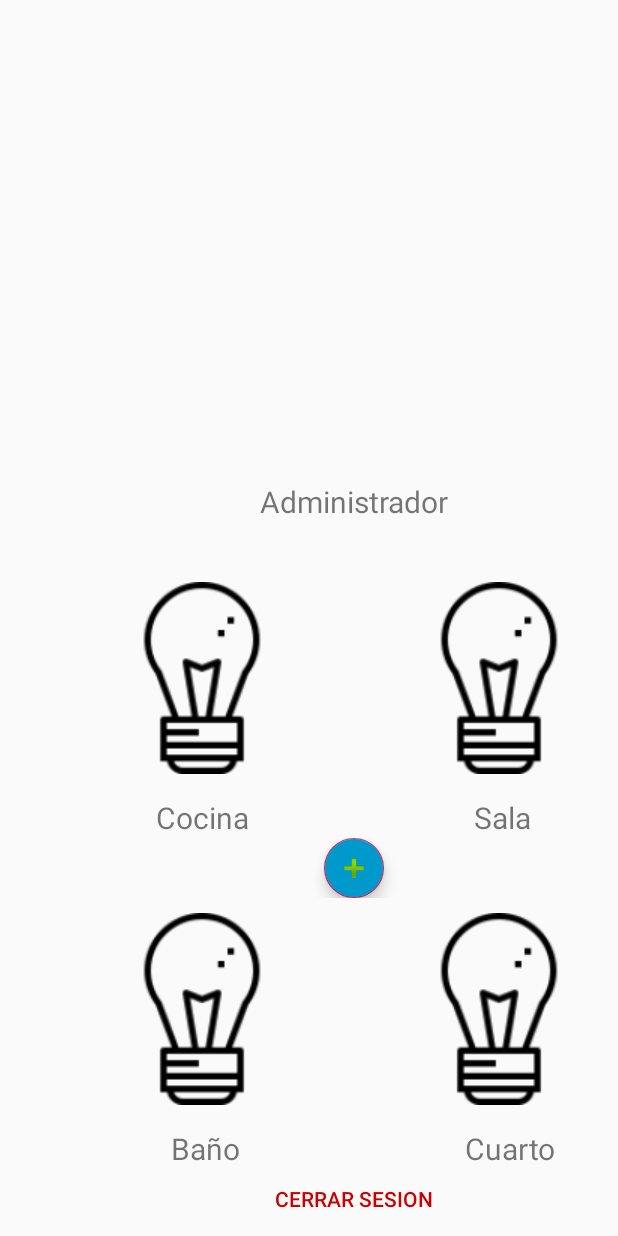
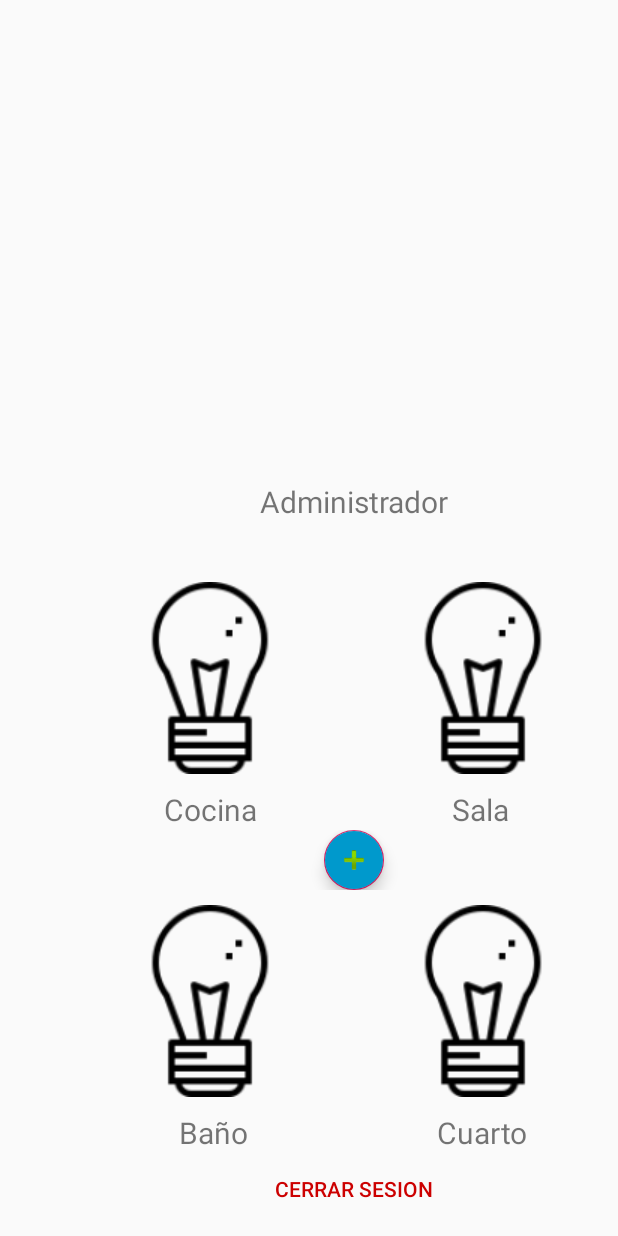
Before and after one commit to julian096/casapp, an Android app: the layout activity_admin.xml on its own in the app's theme, with its tools: preview values and no code run, on a phone screen of 412 x 824 dp. Run offline under Robolectric (Android 15) with nearby library versions, the phone set to English and light mode, and no system bars; network calls fail.

Commit message:
ojala le jale a el

```diff
--- a/src/main/java/com/example/casapp/MainActivity.java
+++ b/src/main/java/com/example/casapp/MainActivity.java
@@ -68,9 +68,9 @@ public class MainActivity extends AppCompatActivity{
                 try {
                     String name = response.getString("message");
                     String salas = response.getString("spotlightsAndStatus");
-                    //Toast.makeText(getApplicationContext(),salas,Toast.LENGTH_SHORT).show();
                     if(name.equals("admin")){
                         Intent changeAdmin = new Intent(getApplicationContext(),Admin.class);
+                        changeAdmin.putExtra("spotlights", salas);
                         finish();
                         startActivity(changeAdmin);
                     }else{
--- a/src/main/res/layout/activity_admin.xml
+++ b/src/main/res/layout/activity_admin.xml
@@ -37,47 +37,55 @@
         <LinearLayout
             android:layout_width="match_parent"
             android:layout_height="wrap_content"
-            android:orientation="horizontal">
+            android:layout_marginLeft="25dp">
+
+            <LinearLayout
+                android:id="@+id/AfocoCocina"
+                android:layout_width="wrap_content"
+                android:layout_height="wrap_content"
+                android:layout_marginLeft="30dp"
+                android:orientation="vertical">
 
                 <ImageButton
                     android:id="@+id/Acocina"
                     android:layout_width="wrap_content"
-                style="?android:attr/borderlessButtonStyle"
-                android:layout_marginLeft="50dp"
+                    android:layout_height="wrap_content"
+                    android:src="@drawable/focooff"
                     android:onClick="enviar"
+                    style="?android:attr/borderlessButtonStyle"/>
+
+                <TextView
+                    android:layout_width="wrap_content"
                     android:layout_height="wrap_content"
-                app:srcCompat="@drawable/focooff" />
+                    android:textSize="20dp"
+                    android:layout_marginLeft="45dp"
+                    android:text="Cocina"/>
+
+            </LinearLayout>
+
+            <LinearLayout
+                android:id="@+id/AfocoSala"
+                android:layout_width="wrap_content"
+                android:layout_height="wrap_content"
+                android:layout_marginLeft="30dp"
+                android:orientation="vertical">
 
                 <ImageButton
                     android:id="@+id/Asala"
                     android:layout_width="wrap_content"
-                style="?android:attr/borderlessButtonStyle"
-                android:layout_marginLeft="50dp"
+                    android:layout_height="wrap_content"
+                    android:src="@drawable/focooff"
                     android:onClick="enviar"
-                android:layout_height="wrap_content"
-                app:srcCompat="@drawable/focooff" />
-
-        </LinearLayout>
-        <LinearLayout
-            android:layout_width="match_parent"
-            android:layout_height="wrap_content"
-            android:orientation="horizontal">
+                    style="?android:attr/borderlessButtonStyle"/>
 
                 <TextView
                     android:layout_width="wrap_content"
                     android:layout_height="wrap_content"
-                android:layout_marginTop="5dp"
-                android:layout_marginLeft="95dp"
-                android:text="Cocina"
-                android:textSize="20dp"/>
+                    android:textSize="20dp"
+                    android:layout_marginLeft="55dp"
+                    android:text="Sala"/>
 
-            <TextView
-                android:layout_width="wrap_content"
-                android:layout_height="wrap_content"
-                android:layout_marginTop="5dp"
-                android:layout_marginLeft="150dp"
-                android:text="Sala"
-                android:textSize="20dp"/>
+            </LinearLayout>
         </LinearLayout>
 
         <LinearLayout
@@ -98,49 +106,57 @@
         </LinearLayout>
 
         <LinearLayout
+            android:id="@+id/AfocoBaño"
+            android:layout_marginLeft="25dp"
             android:layout_width="match_parent"
+            android:layout_height="wrap_content">
+
+            <LinearLayout
+                android:layout_width="wrap_content"
                 android:layout_height="wrap_content"
-            android:orientation="horizontal">
+                android:layout_marginLeft="30dp"
+                android:orientation="vertical">
 
                 <ImageButton
                     android:id="@+id/Abaño"
                     android:layout_width="wrap_content"
-                style="?android:attr/borderlessButtonStyle"
-                android:layout_marginLeft="50dp"
+                    android:layout_height="wrap_content"
+                    android:src="@drawable/focooff"
                     android:onClick="enviar"
+                    style="?android:attr/borderlessButtonStyle"/>
+
+                <TextView
+                    android:layout_width="wrap_content"
                     android:layout_height="wrap_content"
-                app:srcCompat="@drawable/focooff" />
+                    android:textSize="20dp"
+                    android:layout_marginLeft="55dp"
+                    android:text="Baño"/>
+
+            </LinearLayout>
+
+            <LinearLayout
+                android:id="@+id/AfocoCuarto"
+                android:layout_width="wrap_content"
+                android:layout_height="wrap_content"
+                android:layout_marginLeft="30dp"
+                android:orientation="vertical">
 
                 <ImageButton
                     android:id="@+id/Acuarto"
                     android:layout_width="wrap_content"
-                style="?android:attr/borderlessButtonStyle"
-                android:layout_marginLeft="50dp"
+                    android:layout_height="wrap_content"
+                    android:src="@drawable/focooff"
                     android:onClick="enviar"
-                android:layout_height="wrap_content"
-                app:srcCompat="@drawable/focooff" />
-
-        </LinearLayout>
-        <LinearLayout
-            android:layout_width="match_parent"
-            android:layout_height="wrap_content"
-            android:orientation="horizontal">
+                    style="?android:attr/borderlessButtonStyle"/>
 
                 <TextView
                     android:layout_width="wrap_content"
                     android:layout_height="wrap_content"
-                android:layout_marginTop="5dp"
-                android:layout_marginLeft="105dp"
-                android:text="Baño"
-                android:textSize="20dp"/>
+                    android:textSize="20dp"
+                    android:layout_marginLeft="45dp"
+                    android:text="Cuarto"/>
 
-            <TextView
-                android:layout_width="wrap_content"
-                android:layout_height="wrap_content"
-                android:layout_marginTop="5dp"
-                android:layout_marginLeft="150dp"
-                android:text="Cuarto"
-                android:textSize="20dp"/>
+            </LinearLayout>
         </LinearLayout>
 
         <LinearLayout
```
Also changed, not shown: src/main/java/com/example/casapp/Admin.java (+84 -38 lines), src/main/java/com/example/casapp/User.java (+142 -3 lines), src/main/res/layout/activity_user.xml (+104 -6 lines), gradle/wrapper/gradle-wrapper.properties (added), 3 other files. Lines whose indentation alone changed are shown as unchanged.
